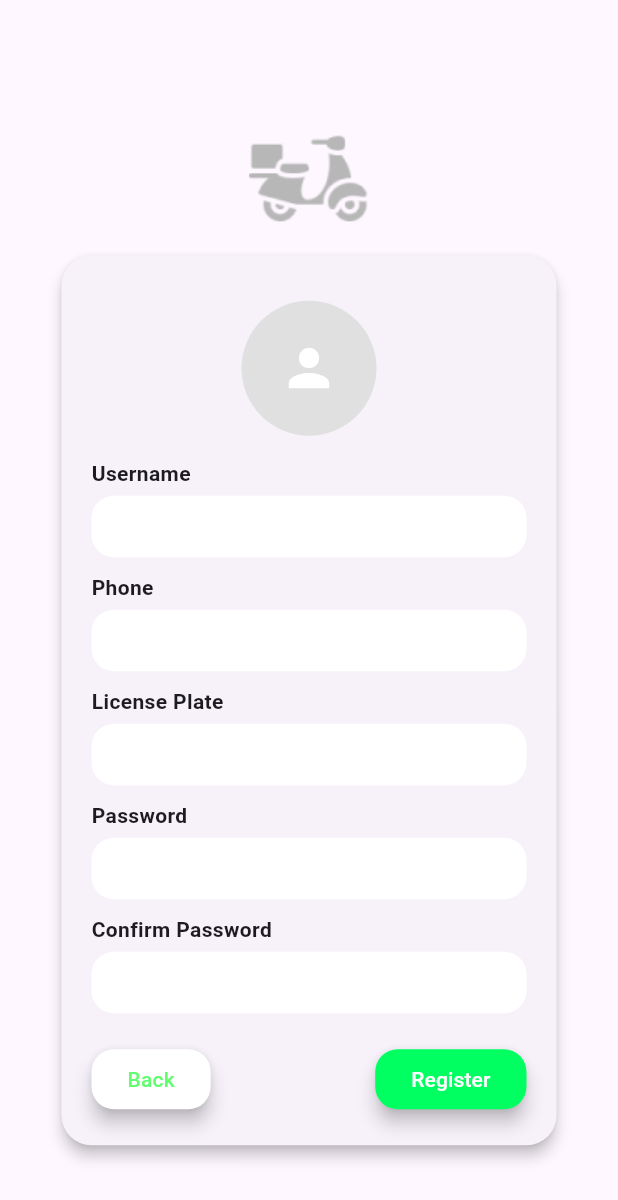
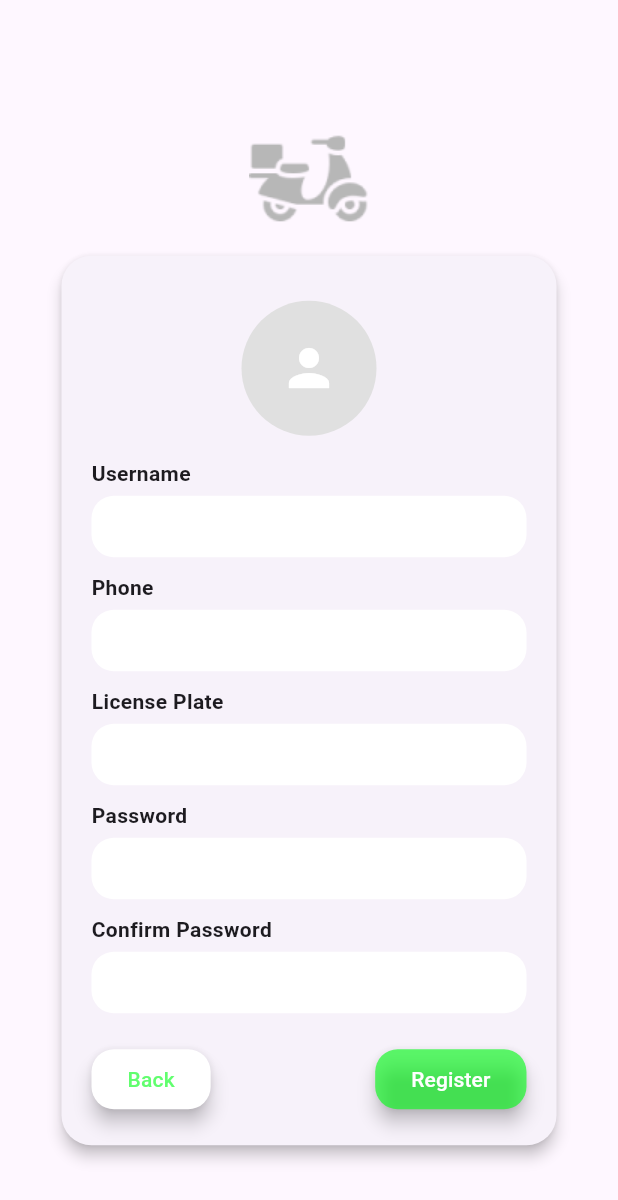
Before and after one commit to PeerapatKaewdee/Delivery_app, a Flutter app: the RegisterRider screen opened directly, on a phone screen of 412 x 824 dp. Shown: the top 1200 px of the screen. Run offline on Flutter 3.47's test engine with Material 3 defaults, Android fonts, the phone set to English and light mode, and no system bars; our stand-ins replace firebase_core, flutter_map, geolocator, image_picker, latlong2; accounts and stored records are empty.

Commit message:
update register rider

```diff
--- a/lib/page/RegisterRider.dart
+++ b/lib/page/RegisterRider.dart
@@ -1,4 +1,9 @@
+import 'package:delivery_app/config/config.dart';
 import 'package:flutter/material.dart';
+import 'package:http/http.dart' as http;
+import 'dart:convert'; // for jsonEncode
+import 'dart:developer'; // for log
+// Import your configuration file here
 
 class RegisterRider extends StatefulWidget {
   const RegisterRider({super.key});
@@ -12,7 +17,104 @@ class _RegisterRiderState extends State<RegisterRider> {
   final TextEditingController phoneController = TextEditingController();
   final TextEditingController licensePlateController = TextEditingController();
   final TextEditingController passwordController = TextEditingController();
-  final TextEditingController confirmPasswordController = TextEditingController();
+  final TextEditingController confirmPasswordController =
+      TextEditingController();
+
+  String url = ''; // Initialize the URL variable
+
+  @override
+  void initState() {
+    super.initState();
+    // Read the configuration for the API endpoint
+    Configuration.getConfig().then((value) {
+      log(value['apiEndpoint']);
+      setState(() {
+        url = value['apiEndpoint'] ?? '';
+      });
+    });
+  }
+
+  Future<void> registerRider() async {
+    if (url.isEmpty) {
+      // Show an error if the URL is not set
+      showDialog(
+        context: context,
+        builder: (context) => AlertDialog(
+          title: Text('Error'),
+          content: Text('API endpoint is not set. Please try again later.'),
+          actions: [
+            TextButton(
+              onPressed: () => Navigator.of(context).pop(),
+              child: Text('OK'),
+            ),
+          ],
+        ),
+      );
+      return;
+    }
+
+    final response = await http.post(
+      Uri.parse('$url/register'), // Use the dynamic URL
+      headers: {'Content-Type': 'application/json'},
+      body: jsonEncode({
+        'name': usernameController.text,
+        'phone_number': phoneController.text,
+        'license_plate': licensePlateController.text,
+        'password': passwordController.text,
+        'profile_image': '', // Implement image upload logic if needed
+      }),
+    );
+
+    if (response.statusCode == 201) {
+      // Registration successful
+      showDialog(
+        context: context,
+        builder: (context) => AlertDialog(
+          title: Text('Success'),
+          content: Text('Rider registered successfully!'),
+          actions: [
+            TextButton(
+              onPressed: () {
+                Navigator.of(context).pop();
+                Navigator.pop(context); // Go back to previous screen
+              },
+              child: Text('OK'),
+            ),
+          ],
+        ),
+      );
+    } else if (response.statusCode == 409) {
+      // Phone number already exists
+      showDialog(
+        context: context,
+        builder: (context) => AlertDialog(
+          title: Text('Error'),
+          content: Text('Phone number already exists.'),
+          actions: [
+            TextButton(
+              onPressed: () => Navigator.of(context).pop(),
+              child: Text('OK'),
+            ),
+          ],
+        ),
+      );
+    } else {
+      // Some other error
+      showDialog(
+        context: context,
+        builder: (context) => AlertDialog(
+          title: Text('Error'),
+          content: Text('Failed to register rider. Please try again.'),
+          actions: [
+            TextButton(
+              onPressed: () => Navigator.of(context).pop(),
+              child: Text('OK'),
+            ),
+          ],
+        ),
+      );
+    }
+  }
 
   @override
   Widget build(BuildContext context) {
@@ -26,23 +128,22 @@ class _RegisterRiderState extends State<RegisterRider> {
             child: Stack(
               alignment: Alignment.topCenter,
               children: [
-                // Logo at the top
                 Positioned(
-                  top: 5, // Move closer to the top
+                  top: 5,
                   child: Image.asset(
                     'assets/images/motorcycle_rider.png', // Change this path to your logo
-                    width: 150, // Increased width for the logo
-                    height: 100, // Increased height for the logo
+                    width: 150,
+                    height: 100,
                   ),
                 ),
                 Card(
-                  margin: const EdgeInsets.only(top: 110.0), // Adjusted margin for the card to accommodate larger logo
+                  margin: const EdgeInsets.only(top: 110.0),
                   shape: RoundedRectangleBorder(
                     borderRadius: BorderRadius.circular(20.0),
                   ),
                   elevation: 4.0,
                   child: Padding(
-                    padding: const EdgeInsets.all(20.0), // Padding inside the card
+                    padding: const EdgeInsets.all(20.0),
                     child: Column(
                       mainAxisSize: MainAxisSize.min,
                       crossAxisAlignment: CrossAxisAlignment.start,
@@ -54,162 +155,148 @@ class _RegisterRiderState extends State<RegisterRider> {
                               // Handle image upload here
                             },
                             child: CircleAvatar(
-                              radius: 45, // Size of the avatar
+                              radius: 45,
                               backgroundColor: Colors.grey[300],
                               child: const Icon(
                                 Icons.person,
-                                size: 40, // Size of icon
+                                size: 40,
                                 color: Colors.white,
                               ),
                             ),
                           ),
                         ),
-                        const SizedBox(height: 15.0), // Spacing
-                        const Text(
-                          'Username',
-                          style: TextStyle(fontWeight: FontWeight.bold),
-                        ),
+                        const SizedBox(height: 15.0),
+                        const Text('Username',
+                            style: TextStyle(fontWeight: FontWeight.bold)),
                         const SizedBox(height: 5.0),
                         TextField(
                           controller: usernameController,
-                          style: const TextStyle(fontSize: 14.0), // Font size
+                          style: const TextStyle(fontSize: 14.0),
                           decoration: const InputDecoration(
                             isDense: true,
                             filled: true,
                             fillColor: Colors.white,
                             contentPadding: EdgeInsets.symmetric(
-                              vertical: 10.0,
-                              horizontal: 8.0,
-                            ),
+                                vertical: 10.0, horizontal: 8.0),
                             border: OutlineInputBorder(
-                              borderRadius: BorderRadius.all(Radius.circular(15.0)),
+                              borderRadius:
+                                  BorderRadius.all(Radius.circular(15.0)),
                               borderSide: BorderSide.none,
                             ),
                           ),
                         ),
-                        const SizedBox(height: 10.0), // Spacing
-                        const Text(
-                          'Phone',
-                          style: TextStyle(fontWeight: FontWeight.bold),
-                        ),
+                        const SizedBox(height: 10.0),
+                        const Text('Phone',
+                            style: TextStyle(fontWeight: FontWeight.bold)),
                         const SizedBox(height: 5.0),
                         TextField(
                           controller: phoneController,
-                          style: const TextStyle(fontSize: 14.0), // Font size
+                          style: const TextStyle(fontSize: 14.0),
                           decoration: const InputDecoration(
                             isDense: true,
                             filled: true,
                             fillColor: Colors.white,
                             contentPadding: EdgeInsets.symmetric(
-                              vertical: 10.0,
-                              horizontal: 8.0,
-                            ),
+                                vertical: 10.0, horizontal: 8.0),
                             border: OutlineInputBorder(
-                              borderRadius: BorderRadius.all(Radius.circular(15.0)),
+                              borderRadius:
+                                  BorderRadius.all(Radius.circular(15.0)),
                               borderSide: BorderSide.none,
                             ),
                           ),
                         ),
-                        const SizedBox(height: 10.0), // Spacing
-                        const Text(
-                          'License Plate',
-                          style: TextStyle(fontWeight: FontWeight.bold),
-                        ),
+                        const SizedBox(height: 10.0),
+                        const Text('License Plate',
+                            style: TextStyle(fontWeight: FontWeight.bold)),
                         const SizedBox(height: 5.0),
                         TextField(
                           controller: licensePlateController,
-                          style: const TextStyle(fontSize: 14.0), // Font size
+                          style: const TextStyle(fontSize: 14.0),
                           decoration: const InputDecoration(
                             isDense: true,
                             filled: true,
                             fillColor: Colors.white,
                             contentPadding: EdgeInsets.symmetric(
-                              vertical: 10.0,
-                              horizontal: 8.0,
-                            ),
+                                vertical: 10.0, horizontal: 8.0),
                             border: OutlineInputBorder(
-                              borderRadius: BorderRadius.all(Radius.circular(15.0)),
+                              borderRadius:
+                                  BorderRadius.all(Radius.circular(15.0)),
                               borderSide: BorderSide.none,
                             ),
                           ),
                         ),
-                        const SizedBox(height: 10.0), // Spacing
-                        const Text(
-                          'Password',
-                          style: TextStyle(fontWeight: FontWeight.bold),
-                        ),
+                        const SizedBox(height: 10.0),
+                        const Text('Password',
+                            style: TextStyle(fontWeight: FontWeight.bold)),
                         const SizedBox(height: 5.0),
                         TextField(
                           controller: passwordController,
-                          style: const TextStyle(fontSize: 14.0), // Font size
+                          style: const TextStyle(fontSize: 14.0),
                           decoration: const InputDecoration(
                             isDense: true,
                             filled: true,
                             fillColor: Colors.white,
                             contentPadding: EdgeInsets.symmetric(
-                              vertical: 10.0,
-                              horizontal: 8.0,
-                            ),
+                                vertical: 10.0, horizontal: 8.0),
                             border: OutlineInputBorder(
-                              borderRadius: BorderRadius.all(Radius.circular(15.0)),
+                              borderRadius:
+                                  BorderRadius.all(Radius.circular(15.0)),
                               borderSide: BorderSide.none,
                             ),
                           ),
                           obscureText: true,
                         ),
-                        const SizedBox(height: 10.0), // Spacing
-                        const Text(
-                          'Confirm Password',
-                          style: TextStyle(fontWeight: FontWeight.bold),
-                        ),
+                        const SizedBox(height: 10.0),
+                        const Text('Confirm Password',
+                            style: TextStyle(fontWeight: FontWeight.bold)),
                         const SizedBox(height: 5.0),
                         TextField(
                           controller: confirmPasswordController,
-                          style: const TextStyle(fontSize: 14.0), // Font size
+                          style: const TextStyle(fontSize: 14.0),
                           decoration: const InputDecoration(
                             isDense: true,
                             filled: true,
                             fillColor: Colors.white,
                             contentPadding: EdgeInsets.symmetric(
-                              vertical: 10.0,
-                              horizontal: 8.0,
-                            ),
+                                vertical: 10.0, horizontal: 8.0),
                             border: OutlineInputBorder(
-                              borderRadius: BorderRadius.all(Radius.circular(15.0)),
+                              borderRadius:
+                                  BorderRadius.all(Radius.circular(15.0)),
                               borderSide: BorderSide.none,
                             ),
                           ),
                           obscureText: true,
                         ),
-                        const SizedBox(height: 20.0), // Spacing
+                        const SizedBox(height: 20.0),
                         Row(
-                          mainAxisAlignment: MainAxisAlignment.spaceBetween, // Arrange buttons with space in between
+                          mainAxisAlignment: MainAxisAlignment.spaceBetween,
                           children: [
                             ElevatedButton(
                               onPressed: () {
-                                // Handle back action
-                                Navigator.pop(context); // or implement your desired logic
+                                Navigator.pop(context);
                               },
                               style: ElevatedButton.styleFrom(
-                                backgroundColor: Colors.white, // Color of the back button
-                                foregroundColor: const Color.fromRGBO(0, 253, 21, 0.62),
+                                backgroundColor: Colors.white,
+                                foregroundColor:
+                                    const Color.fromRGBO(0, 253, 21, 0.62),
                                 elevation: 5.0,
                                 shape: RoundedRectangleBorder(
-                                  borderRadius: BorderRadius.circular(15.0), // Round corners of button
+                                  borderRadius: BorderRadius.circular(15.0),
                                 ),
                               ),
                               child: const Text('Back'),
                             ),
                             ElevatedButton(
                               onPressed: () {
-                                // Handle register action
+                                registerRider(); // Call the API
                               },
                               style: ElevatedButton.styleFrom(
-                                backgroundColor: const Color.fromARGB(255, 1, 255, 98),
+                                backgroundColor:
+                                    const Color.fromRGBO(0, 253, 21, 0.62),
                                 foregroundColor: Colors.white,
                                 elevation: 5.0,
                                 shape: RoundedRectangleBorder(
-                                  borderRadius: BorderRadius.circular(15.0), // Round corners of button
+                                  borderRadius: BorderRadius.circular(15.0),
                                 ),
                               ),
                               child: const Text('Register'),
```
